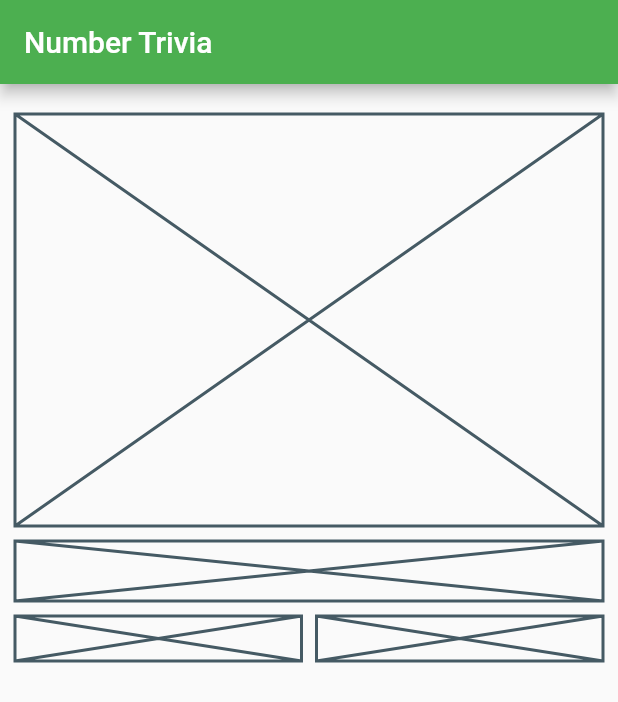
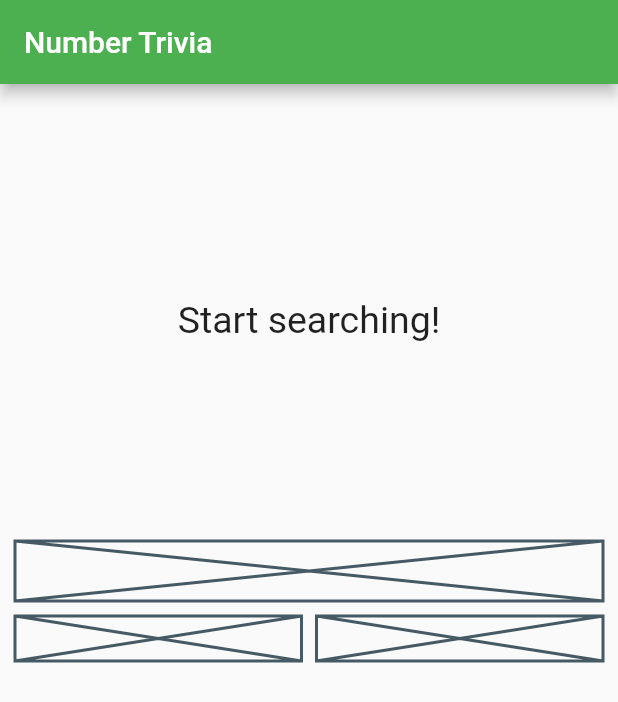
Before and after one commit to cromueloliver02/flutter_tdd_clean_architecture, a Flutter app: the screen it shows after launch, on a phone screen of 412 x 824 dp. Shown: the top 702 px of the screen. Run offline on Flutter 3.47's test engine with Material 2 defaults, Android fonts, the phone set to English and light mode, and no system bars; our stand-ins replace dartz, equatable, flutter_bloc, get_it, shared_preferences; missing offline and left inert: data_connection_checker_nulls.

Commit message:
created widget cards

```diff
--- a/lib/features/number_trivia/presentation/pages/number_trivia_page.dart
+++ b/lib/features/number_trivia/presentation/pages/number_trivia_page.dart
@@ -2,6 +2,7 @@ import 'package:flutter/material.dart';
 import 'package:flutter_bloc/flutter_bloc.dart';
 
 import '../blocs/number_trivia/number_trivia_bloc.dart';
+import '../widgets/widgets.dart';
 import '../../../../injection_container.dart';
 
 class NumberTriviaPage extends StatelessWidget {
@@ -9,8 +10,6 @@ class NumberTriviaPage extends StatelessWidget {
 
   @override
   Widget build(BuildContext context) {
-    final Size screenSize = MediaQuery.of(context).size;
-
     return Scaffold(
       appBar: AppBar(title: const Text('Number Trivia')),
       body: BlocProvider<NumberTriviaBloc>.value(
@@ -21,9 +20,8 @@ class NumberTriviaPage extends StatelessWidget {
             children: [
               const SizedBox(height: 10),
               // TOP HALF
-              SizedBox(
-                height: screenSize.height / 3,
-                child: const Placeholder(),
+              BlocBuilder<NumberTriviaBloc, NumberTriviaState>(
+                builder: _buildNumberTrivia,
               ),
               const SizedBox(height: 10),
               Column(
@@ -45,4 +43,29 @@ class NumberTriviaPage extends StatelessWidget {
       ),
     );
   }
+
+  Widget _buildNumberTrivia(BuildContext ctx, NumberTriviaState state) {
+    final Size screenSize = MediaQuery.of(ctx).size;
+
+    if (state is NumberTriviaInitial) {
+      return const MessageCard(message: 'Start searching!');
+    }
+
+    if (state is NumberTriviaLoading) {
+      return const LoadingCard();
+    }
+
+    if (state is NumberTriviaFailure) {
+      return MessageCard(message: state.message);
+    }
+
+    if (state is NumberTriviaSuccess) {
+      return TriviaCard(numberTrivia: state.trivia);
+    }
+
+    return SizedBox(
+      height: screenSize.height / 3,
+      child: const Placeholder(),
+    );
+  }
 }
--- /dev/null
+++ b/lib/features/number_trivia/presentation/widgets/message_card.dart
@@ -0,0 +1,28 @@
+import 'package:flutter/material.dart';
+
+class MessageCard extends StatelessWidget {
+  final String message;
+
+  const MessageCard({
+    super.key,
+    required this.message,
+  });
+
+  @override
+  Widget build(BuildContext context) {
+    final Size screenSize = MediaQuery.of(context).size;
+
+    return SizedBox(
+      height: screenSize.height / 3,
+      child: Center(
+        child: SingleChildScrollView(
+          child: Text(
+            message,
+            textAlign: TextAlign.center,
+            style: const TextStyle(fontSize: 25),
+          ),
+        ),
+      ),
+    );
+  }
+}
--- /dev/null
+++ b/lib/features/number_trivia/presentation/widgets/widgets.dart
@@ -0,0 +1,3 @@
+export './loading_card.dart';
+export './message_card.dart';
+export './trivia_card.dart';
```
Also changed, not shown: lib/features/number_trivia/presentation/widgets/loading_card.dart (added, +17 -0 lines), lib/features/number_trivia/presentation/widgets/trivia_card.dart (added, +44 -0 lines).
